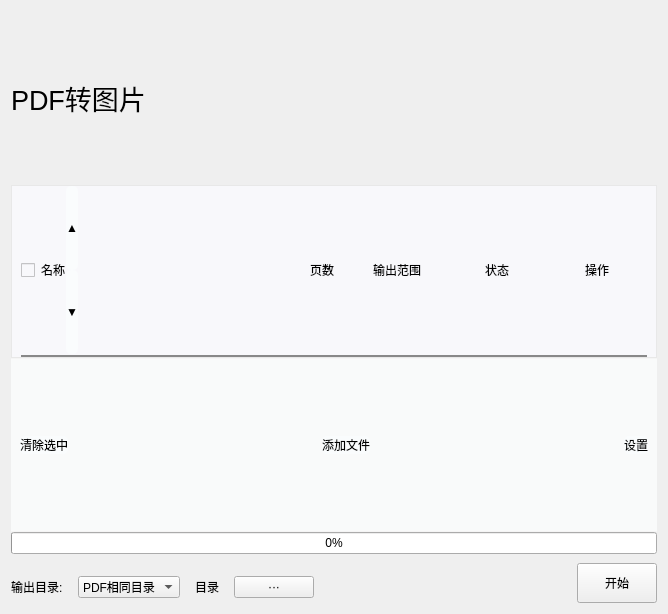
Above: app/ui/doc_convert/pdf2image/pdf2image_ui.ui from LC044/EasyBox before the change. Below: the same form after it.
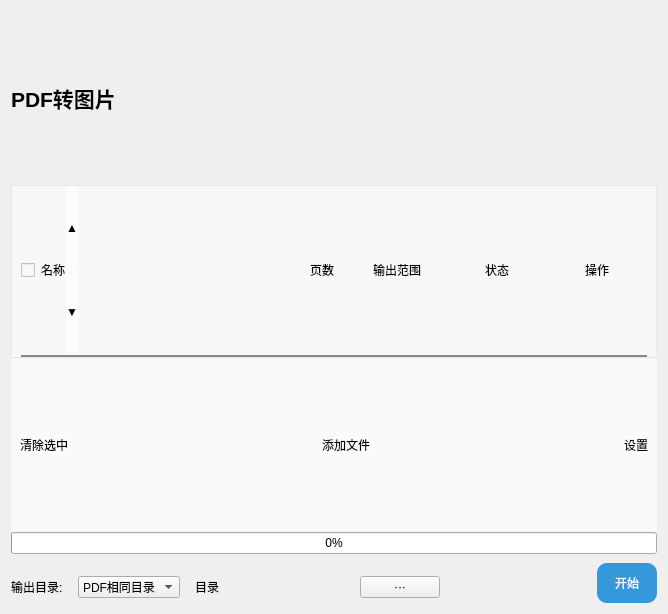
That is the form after the change.

```diff
--- a/app/ui/doc_convert/pdf2image/pdf2image_ui.ui
+++ b/app/ui/doc_convert/pdf2image/pdf2image_ui.ui
@@ -24,7 +24,9 @@
     <widget class="QLabel" name="label_8">
      <property name="font">
       <font>
-       <pointsize>20</pointsize>
+       <pointsize>16</pointsize>
+       <weight>75</weight>
+       <bold>true</bold>
       </font>
      </property>
      <property name="text">
@@ -511,6 +513,12 @@
        </item>
        <item row="0" column="2" colspan="2">
         <widget class="QLabel" name="label_output_dir">
+         <property name="minimumSize">
+          <size>
+           <width>150</width>
+           <height>0</height>
+          </size>
+         </property>
          <property name="text">
           <string>目录</string>
          </property>
@@ -539,6 +547,23 @@
          <height>40</height>
         </size>
        </property>
+       <property name="styleSheet">
+        <string notr="true">QPushButton {
+    background-color: #3498db; /* 按钮背景色 */
+    color: white; /* 字体颜色 */
+    border: none;
+    border-radius: 10px;
+}
+
+QPushButton:hover {
+    background-color: #2980b9; /* 悬浮时背景色 */
+}
+
+QPushButton:pressed {
+    background-color: #1c6e91; /* 点击时背景色 */
+}
+</string>
+       </property>
        <property name="text">
         <string>开始</string>
        </property>
```
Left out of the diff: 4 changed lines with no effect on the pictures.
